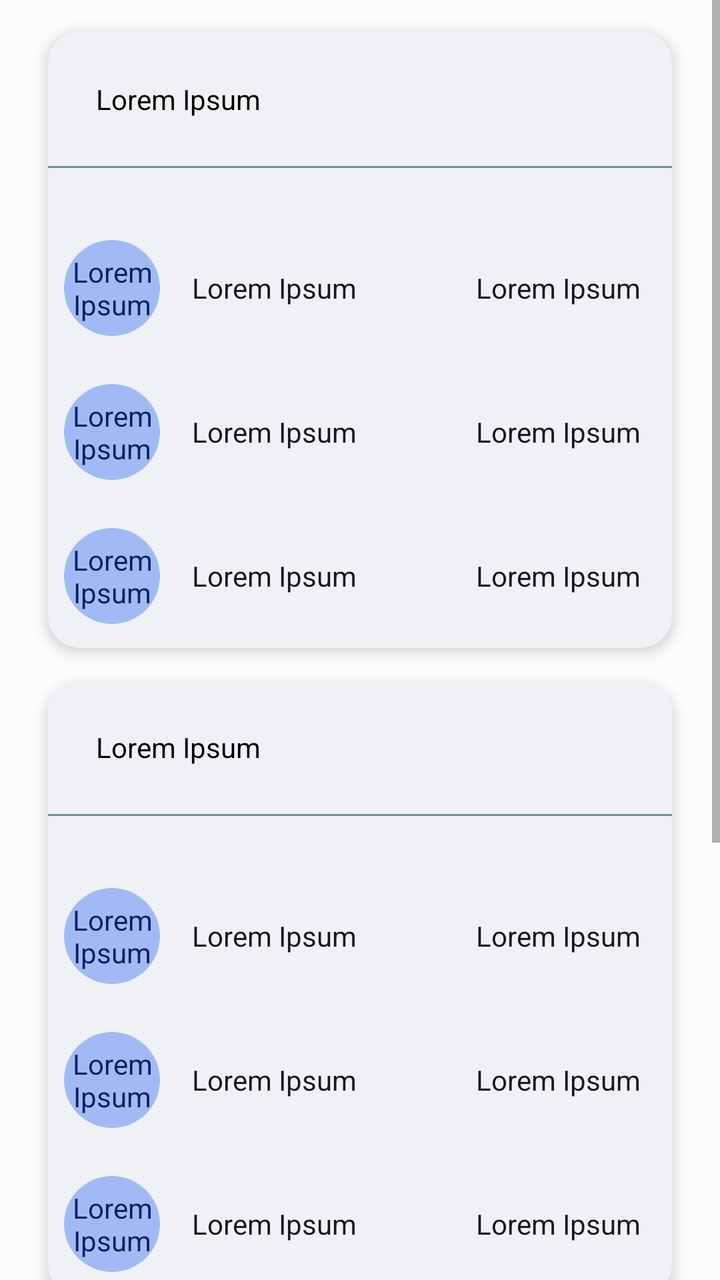
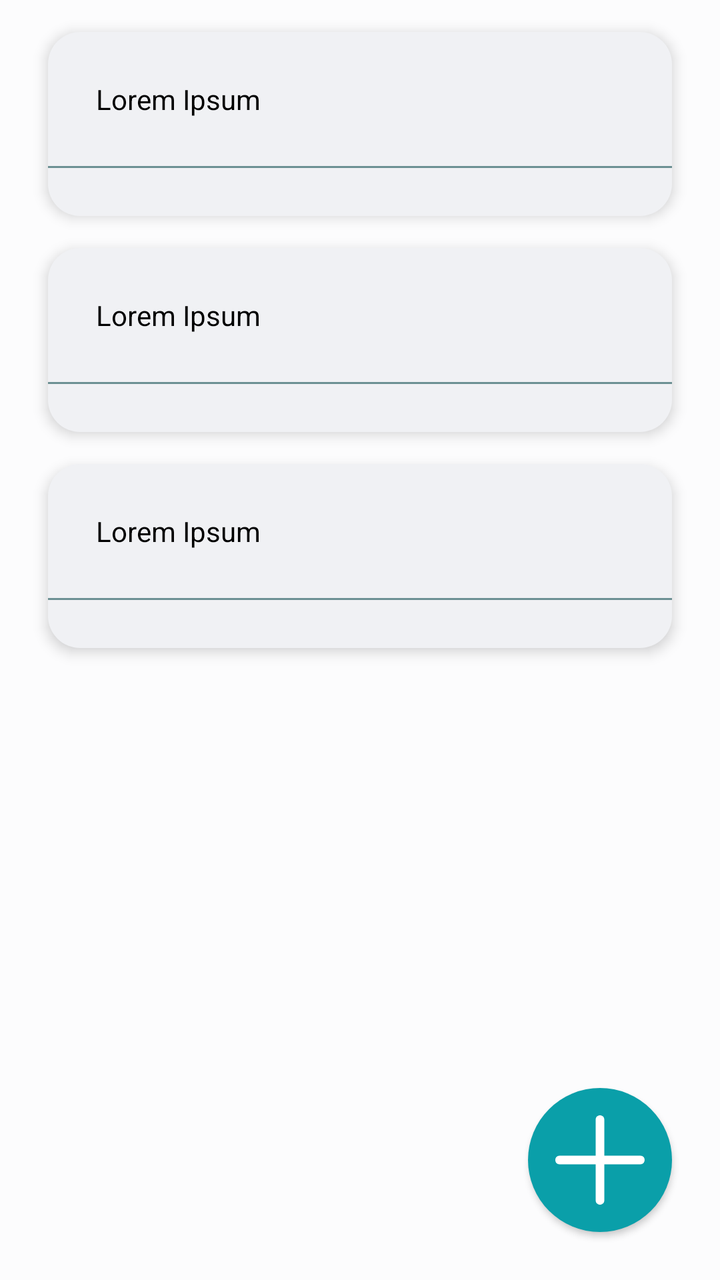

Screens rendered from an Android XML layout before and after an edit, with the pre-edit source and the edit as a unified diff.
<!-- AndroidManifest.xml: application theme Theme.MangaCheck -->
<!-- res/layout/reading_list_layout.xml -->
<?xml version="1.0" encoding="utf-8"?>
<ScrollView xmlns:android="http://schemas.android.com/apk/res/android"
    android:layout_width="match_parent"
    android:layout_height="match_parent"
    android:background="@color/Natural_99"
    android:clipChildren="false"
    android:clipToPadding="false"
    android:fitsSystemWindows="true">

    <LinearLayout
        android:id="@+id/card_container"
        android:layout_width="match_parent"
        android:layout_height="wrap_content"
        android:clipChildren="false"
        android:clipToPadding="false"
        android:orientation="vertical"
        android:paddingStart="@dimen/U_3"
        android:paddingEnd="@dimen/U_3"
        android:elevation="@dimen/U_half">

        <include layout="@layout/reading_list_category" />

        <include layout="@layout/reading_list_category" />

        <include layout="@layout/reading_list_category" />
    </LinearLayout>

</ScrollView>
<!-- res/layout/reading_list_category.xml (included above) -->
<?xml version="1.0" encoding="utf-8"?>
<LinearLayout
    xmlns:android="http://schemas.android.com/apk/res/android"
    xmlns:app="http://schemas.android.com/apk/res-auto"
    android:layout_width="match_parent"
    android:layout_height="wrap_content"
    android:background="@drawable/basic_surface"
    android:elevation="@dimen/U_half"
    android:orientation="vertical"
    android:layout_marginTop="@dimen/U_2">

    <TextView
        android:id="@+id/status"
        android:layout_width="match_parent"
        android:layout_height="wrap_content"
        android:layout_marginHorizontal="@dimen/U_3"
        android:layout_marginTop="@dimen/U_3"
        android:text="@string/missing"
        android:textColor="@color/black"
        app:layout_constraintEnd_toEndOf="parent"
        app:layout_constraintStart_toStartOf="parent"
        app:layout_constraintTop_toTopOf="parent" />

    <View
        android:id="@+id/horizontal_straight_line"
        android:layout_width="match_parent"
        android:layout_height="@dimen/U_min"
        android:layout_marginTop="@dimen/U_3"
        android:layout_marginBottom="@dimen/U_3"
        android:background="@drawable/horizontal_straight_line"
        app:layout_constraintEnd_toEndOf="parent"
        app:layout_constraintStart_toStartOf="parent"
        app:layout_constraintTop_toTopOf="parent" />

    <include layout="@layout/reading_list_entry" />

    <include layout="@layout/reading_list_entry" />

    <include layout="@layout/reading_list_entry" />
</LinearLayout>
<!-- res/layout/reading_list_entry.xml (included above) -->
<?xml version="1.0" encoding="utf-8"?>
<LinearLayout
    xmlns:android="http://schemas.android.com/apk/res/android"
    android:orientation="horizontal"
    android:layout_width="match_parent"
    android:layout_height="@dimen/U_7"
    android:layout_marginBottom="@dimen/U_1"
    android:layout_marginTop="@dimen/U_1"
    >

    <TextView
        android:id="@+id/letter_circle"
        android:layout_width="@dimen/U_6"
        android:layout_height="@dimen/U_6"
        android:background="@drawable/reading_list_circle"
        android:layout_gravity="center"
        android:textColor="?colorOnPrimaryContainer"
        android:text="@string/missing"
        android:gravity="center"
        android:layout_marginStart="@dimen/U_1"
        />

    <TextView
        android:id="@+id/manga_name"
        android:layout_width="wrap_content"
        android:layout_height="wrap_content"
        android:text="@string/missing"
        android:textColor="?colorOnSurface"
        android:layout_gravity="center"
        android:layout_marginStart="@dimen/U_2"
        />
    <TextView
        android:id="@+id/chapter"
        android:layout_width="match_parent"
        android:layout_height="wrap_content"
        android:text="@string/missing"
        android:textColor="?colorOnSurface"
        android:layout_gravity="center"
        android:gravity="end"
        android:layout_marginEnd="@dimen/U_2"
        />

</LinearLayout>
<!-- resources referenced by this layout -->
<resources>
  <color name="Natural_99">#FCFCFD</color>
  <color name="black">#FF000000</color>
  <dimen name="U_1">8dp</dimen>
  <dimen name="U_2">16dp</dimen>
  <dimen name="U_3">24dp</dimen>
  <dimen name="U_6">48dp</dimen>
  <dimen name="U_7">56dp</dimen>
  <dimen name="U_half">4dp</dimen>
  <dimen name="U_min">1dp</dimen>
  <!-- drawable basic_surface (drawable) -->
  <?xml version="1.0" encoding="utf-8"?>
  <shape xmlns:android="http://schemas.android.com/apk/res/android"
      android:shape="rectangle">
      <solid android:color="?colorSurface" />
      <corners android:radius="@dimen/U_2" />
  </shape>
  <!-- drawable horizontal_straight_line (drawable) -->
  <?xml version="1.0" encoding="utf-8"?>
  <shape xmlns:android="http://schemas.android.com/apk/res/android"
      android:shape="rectangle">
      <solid android:color="?colorOutline" />
  </shape>
  <!-- drawable reading_list_circle (drawable) -->
  <?xml version="1.0" encoding="utf-8"?>
  <selector xmlns:android="http://schemas.android.com/apk/res/android">
      <item>
          <shape android:shape="oval">
              <solid android:color="?colorPrimaryContainer" />
          </shape>
      </item>
  </selector>
  <string name="missing">Lorem Ipsum</string>
  <color name="primary_35">#1038A2</color>
  <color name="primary_80">#A3B9F5</color>
  <color name="white">#FFFFFFFF</color>
  <color name="primary_20">#0A205C</color>
  <color name="secondary_35">#0A9FA9</color>
  <color name="secondary_80">#9FF4F9</color>
  <color name="secondary_20">#065B60</color>
  <color name="tertiary_35">#3D4C76</color>
  <color name="tertiary_80">#BCC4DC</color>
  <color name="tertiary_20">#232B43</color>
  <color name="error_35">#B22200</color>
  <color name="error_80">#FFAC99</color>
  <color name="error_20">#661300</color>
  <color name="Natural_80">#C4C9D4</color>
  <color name="Natural_10">#16181D</color>
  <color name="Natural_95">#F0F1F4</color>
  <color name="Natural_20">#2B303B</color>
  <color name="VNatural_90">#E2E9E9</color>
  <color name="VNatural_30">#415658</color>
  <color name="VNatural_50">#6C9093</color>
  <color name="VNatural_80">#C4D3D4</color>
  <style name="mySpinnerItemSelectedStyle" parent="@android:style/Widget.Holo.TextView.SpinnerItem">
          <item name="android:textColor">@color/black</item>
      </style>
  <!-- unchanged entries left out for length: 1 -->
</resources>

<!-- the commit's change to res/layout/reading_list_layout.xml (unified diff, before → after) -->
@@ -1,5 +1,6 @@
 <?xml version="1.0" encoding="utf-8"?>
-<ScrollView xmlns:android="http://schemas.android.com/apk/res/android"
+<androidx.constraintlayout.widget.ConstraintLayout xmlns:android="http://schemas.android.com/apk/res/android"
+    xmlns:app="http://schemas.android.com/apk/res-auto"
     android:layout_width="match_parent"
     android:layout_height="match_parent"
     android:background="@color/Natural_99"
@@ -7,25 +8,45 @@
     android:clipToPadding="false"
     android:fitsSystemWindows="true">
 
-    <LinearLayout
-        android:id="@+id/card_container"
+    <ScrollView
         android:layout_width="match_parent"
-        android:layout_height="wrap_content"
-        android:clipChildren="false"
-        android:clipToPadding="false"
-        android:orientation="vertical"
-        android:paddingStart="@dimen/U_3"
-        android:paddingEnd="@dimen/U_3"
-        android:elevation="@dimen/U_half">
+        android:layout_height="match_parent">
 
-        <include layout="@layout/reading_list_category" />
+        <LinearLayout
+            android:id="@+id/card_container"
+            android:layout_width="match_parent"
+            android:layout_height="wrap_content"
+            android:clipChildren="false"
+            android:clipToPadding="false"
+            android:orientation="vertical"
+            android:paddingStart="@dimen/U_3"
+            android:paddingEnd="@dimen/U_3"
+            android:paddingBottom="@dimen/U_3"
+            android:elevation="@dimen/U_half">
 
-        <include layout="@layout/reading_list_category" />
+            <include android:id="@+id/reading_list"
+                layout="@layout/reading_list_category" />
 
-        <include layout="@layout/reading_list_category" />
-    </LinearLayout>
+            <include android:id="@+id/planning_list"
+                layout="@layout/reading_list_category" />
 
-</ScrollView>
+            <include android:id="@+id/completed_list"
+                layout="@layout/reading_list_category" />
+        </LinearLayout>
+    </ScrollView>
+
+    <Button
+        android:id="@+id/add_button"
+        android:layout_width="@dimen/U_9"
+        android:layout_height="@dimen/U_9"
+        android:layout_marginEnd="@dimen/U_3"
+        android:layout_marginBottom="@dimen/U_3"
+        android:background="@drawable/add_button"
+        android:elevation="@dimen/U_1"
+        app:layout_constraintBottom_toBottomOf="parent"
+        app:layout_constraintEnd_toEndOf="parent" />
+
+</androidx.constraintlayout.widget.ConstraintLayout>
 <!-- res/layout/reading_list_category.xml (included above) -->
 <?xml version="1.0" encoding="utf-8"?>
 <LinearLayout
@@ -61,53 +82,11 @@
         app:layout_constraintStart_toStartOf="parent"
         app:layout_constraintTop_toTopOf="parent" />
 
-    <include layout="@layout/reading_list_entry" />
-
-    <include layout="@layout/reading_list_entry" />
-
-    <include layout="@layout/reading_list_entry" />
-</LinearLayout>
-<!-- res/layout/reading_list_entry.xml (included above) -->
-<?xml version="1.0" encoding="utf-8"?>
-<LinearLayout
-    xmlns:android="http://schemas.android.com/apk/res/android"
-    android:orientation="horizontal"
-    android:layout_width="match_parent"
-    android:layout_height="@dimen/U_7"
-    android:layout_marginBottom="@dimen/U_1"
-    android:layout_marginTop="@dimen/U_1"
-    >
-
-    <TextView
-        android:id="@+id/letter_circle"
-        android:layout_width="@dimen/U_6"
-        android:layout_height="@dimen/U_6"
-        android:background="@drawable/reading_list_circle"
-        android:layout_gravity="center"
-        android:textColor="?colorOnPrimaryContainer"
-        android:text="@string/missing"
-        android:gravity="center"
-        android:layout_marginStart="@dimen/U_1"
-        />
-
-    <TextView
-        android:id="@+id/manga_name"
-        android:layout_width="wrap_content"
-        android:layout_height="wrap_content"
-        android:text="@string/missing"
-        android:textColor="?colorOnSurface"
-        android:layout_gravity="center"
-        android:layout_marginStart="@dimen/U_2"
-        />
-    <TextView
-        android:id="@+id/chapter"
+    <LinearLayout
+        android:id="@+id/reading_container"
         android:layout_width="match_parent"
         android:layout_height="wrap_content"
-        android:text="@string/missing"
-        android:textColor="?colorOnSurface"
-        android:layout_gravity="center"
-        android:gravity="end"
-        android:layout_marginEnd="@dimen/U_2"
-        />
-
+        android:orientation="vertical"
+        android:divider="@drawable/empty_space"
+        android:showDividers="middle|end"/>
 </LinearLayout>
<!-- resource entries referenced after the edit -->
@@ -5,10 +5,31 @@
   <dimen name="U_1">8dp</dimen>
   <dimen name="U_2">16dp</dimen>
   <dimen name="U_3">24dp</dimen>
-  <dimen name="U_6">48dp</dimen>
-  <dimen name="U_7">56dp</dimen>
+  <dimen name="U_9">72dp</dimen>
   <dimen name="U_half">4dp</dimen>
   <dimen name="U_min">1dp</dimen>
+  <!-- drawable add_button (drawable) -->
+  <layer-list xmlns:android="http://schemas.android.com/apk/res/android">
+      <item>
+          <shape android:shape="oval">
+              <solid android:color="?colorSecondary" />
+          </shape>
+      </item>
+  
+      <item>
+          <vector
+              android:width="10dp"
+              android:height="10dp"
+              android:autoMirrored="true"
+              android:tint="?colorOnSecondary"
+              android:viewportWidth="100"
+              android:viewportHeight="100">
+              <path
+                  android:fillColor="@android:color/white"
+                  android:pathData="M 47 47 v -25 c 0 -4 6 -4 6 0 v 25 h 25 c 4 0 4 6 0 6 h -25 v 25 c 0 4 -6 4 -6 0 v -25 h -25 c -4 0 -4 -6 0 -6 Z" />
+          </vector>
+      </item>
+  </layer-list>
   <!-- drawable basic_surface (drawable) -->
   <?xml version="1.0" encoding="utf-8"?>
   <shape xmlns:android="http://schemas.android.com/apk/res/android"
@@ -16,21 +37,19 @@
       <solid android:color="?colorSurface" />
       <corners android:radius="@dimen/U_2" />
   </shape>
+  <!-- drawable empty_space (drawable) -->
+  <?xml version="1.0" encoding="utf-8"?>
+  <shape xmlns:android="http://schemas.android.com/apk/res/android">
+      <size
+          android:height="@dimen/U_1"
+          android:width="0dp"/>
+  </shape>
   <!-- drawable horizontal_straight_line (drawable) -->
   <?xml version="1.0" encoding="utf-8"?>
   <shape xmlns:android="http://schemas.android.com/apk/res/android"
       android:shape="rectangle">
       <solid android:color="?colorOutline" />
   </shape>
-  <!-- drawable reading_list_circle (drawable) -->
-  <?xml version="1.0" encoding="utf-8"?>
-  <selector xmlns:android="http://schemas.android.com/apk/res/android">
-      <item>
-          <shape android:shape="oval">
-              <solid android:color="?colorPrimaryContainer" />
-          </shape>
-      </item>
-  </selector>
   <string name="missing">Lorem Ipsum</string>
   <color name="primary_35">#1038A2</color>
   <color name="primary_80">#A3B9F5</color>
